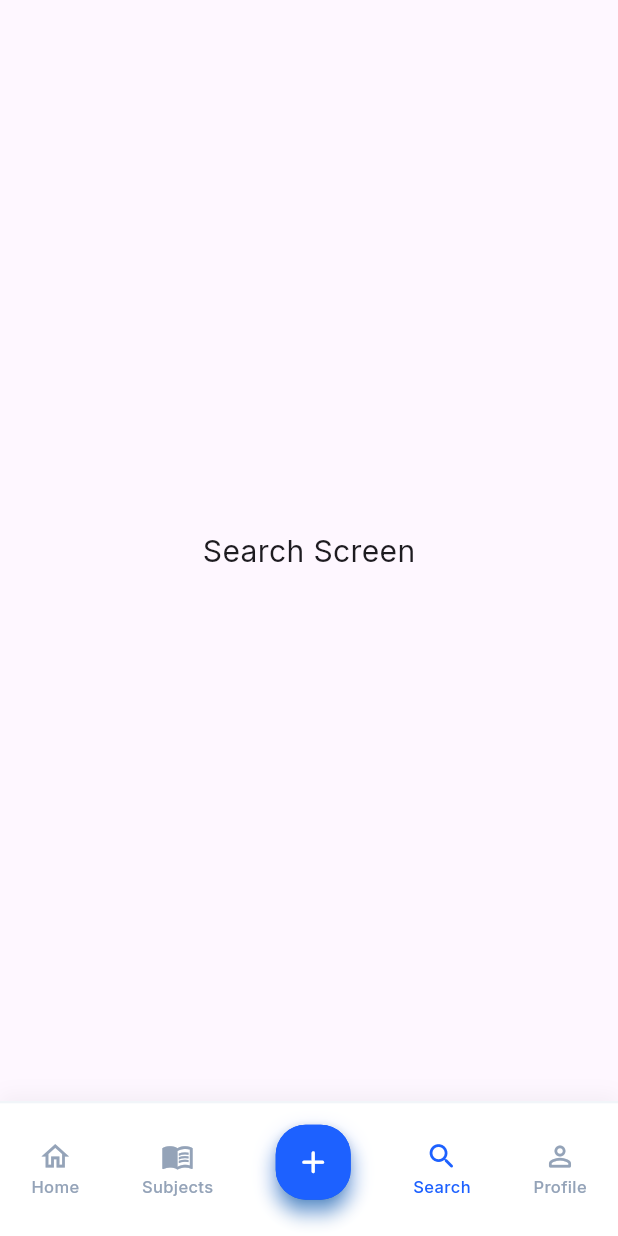
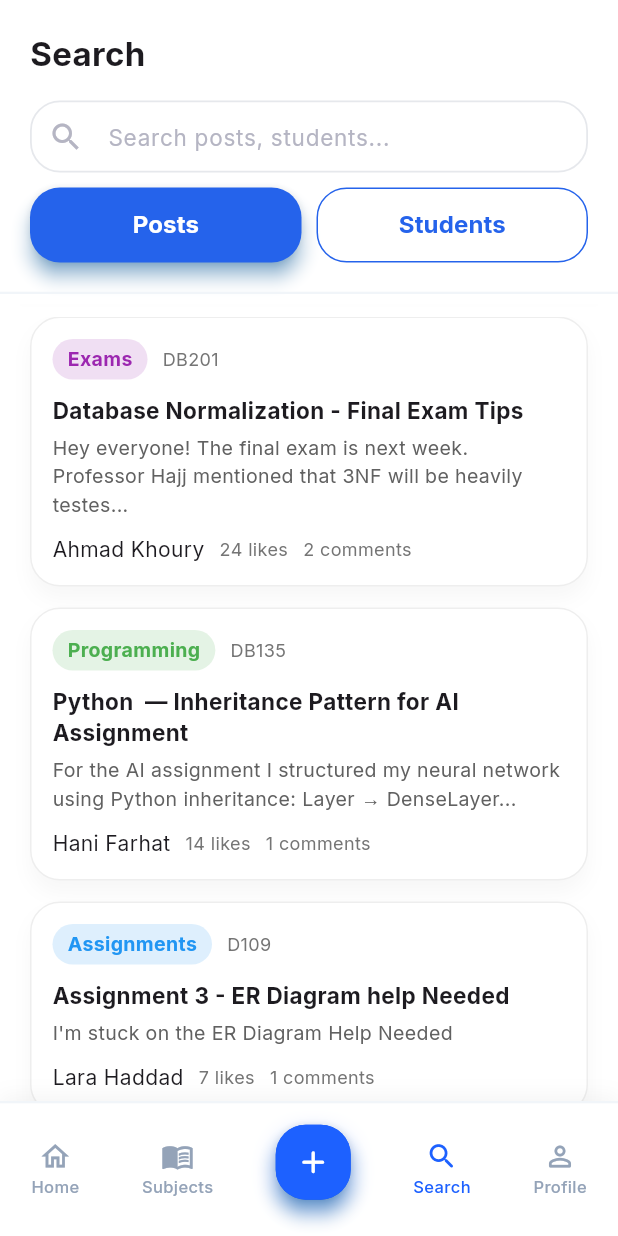
Before and after one commit to NourAlHoudaRifaieh/Uni_Connect, a Flutter app: the MainLayoutScreen screen opened by its route, item 4 of the bottom bar chosen, on a phone screen of 412 x 824 dp. Run offline on Flutter 3.47's test engine with Material 3 defaults, Android fonts, the light colour scheme and no system bars; our stand-ins replace cloud_firestore, firebase_auth, firebase_core, go_router, google_fonts, lottie; accounts and stored records are empty.

Commit message:
created search screen witj custom search post card

```diff
--- a/lib/core/widgets/custom_elevated_button.dart
+++ b/lib/core/widgets/custom_elevated_button.dart
@@ -12,6 +12,7 @@ class CustomElevatedButton extends StatelessWidget{
   final Color textColor;
   final double height;
   final double borderRadius;
+  final bool? selected;
 
   const CustomElevatedButton({
     super.key,
@@ -23,6 +24,7 @@ class CustomElevatedButton extends StatelessWidget{
     this.textColor= Colors.white,
     this.height= 50.0,
     this.borderRadius= 20.0,
+    this.selected,
   });
 
   @override
--- a/lib/core/widgets/main_layout_screen.dart
+++ b/lib/core/widgets/main_layout_screen.dart
@@ -2,6 +2,7 @@ import 'package:flutter/material.dart';
 import 'package:uni_connect/core/widgets/custom_bottom_nav_bar.dart';
 import 'package:uni_connect/features/feed/presentation/home_screen.dart';
 import 'package:google_fonts/google_fonts.dart';
+import 'package:uni_connect/features/feed/presentation/search_screen.dart';
 import 'package:uni_connect/features/feed/presentation/subject_screen.dart';
 
 class MainLayoutScreen extends StatefulWidget{
@@ -25,13 +26,14 @@ class _MainLayoutScreenState extends State <MainLayoutScreen>{
     //     ),
     //   ),
     // ),
-    Center(
-      child: Text('Search Screen',
-        style: GoogleFonts.inter(
-          fontSize:20,
-        ),
-      ),
-    ),
+    SearchScreen(),
+    // Center(
+    //   child: Text('Search Screen',
+    //     style: GoogleFonts.inter(
+    //       fontSize:20,
+    //     ),
+    //   ),
+    // ),
     Center(
       child: Text('Profile Screen',
         style: GoogleFonts.inter(
--- a/lib/features/feed/presentation/home_screen.dart
+++ b/lib/features/feed/presentation/home_screen.dart
@@ -70,7 +70,6 @@ class _HomeScreenState extends State <HomeScreen>{
         subjectCode: 'DB105',
         timeAgo: '1d ago'
     ),
-
   ];
 
 
--- /dev/null
+++ b/lib/features/feed/presentation/search_screen.dart
@@ -0,0 +1,174 @@
+import 'package:flutter/material.dart';
+import 'package:google_fonts/google_fonts.dart';
+import 'package:uni_connect/core/widgets/custom_elevated_button.dart';
+import 'package:uni_connect/core/widgets/custom_form_field.dart';
+import 'package:uni_connect/features/feed/presentation/widgets/seach_post_card.dart';
+
+class SearchScreen extends StatefulWidget{
+  SearchScreen({super.key,});
+
+  @override
+  State<StatefulWidget> createState() {
+    // TODO: implement createState
+    return SearchScreenState();
+  }
+
+}
+class SearchScreenState extends State<SearchScreen>{
+
+  final TextEditingController _searchController = TextEditingController();
+  int _selectedIndex = 0;
+
+  final List<SearchPostCardData> posts =[
+    SearchPostCardData(
+        title: 'Database Normalization - Final Exam Tips',
+        authorName: 'Ahmad Khoury',
+        category: 'Exams',
+        categoryColor: Colors.purple,
+        comments: 2,
+        likes: 24,
+        preview: 'Hey everyone! The final exam is next week. Professor Hajj mentioned that 3NF will be heavily testes...',
+        subjectCode: 'DB201',
+    ),
+    SearchPostCardData(
+        title: 'Python  — Inheritance Pattern for AI Assignment',
+        authorName: 'Hani Farhat',
+        category: 'Programming',
+        categoryColor: Colors.green,
+        comments: 1,
+        likes: 14,
+        preview: 'For the AI assignment I structured my neural network using Python inheritance: Layer → DenseLayer...',
+        subjectCode: 'DB135',
+    ),
+    SearchPostCardData(
+        title: 'Assignment 3 - ER Diagram help Needed',
+        authorName: 'Lara Haddad',
+        category: 'Assignments',
+        categoryColor: Colors.blue,
+        comments: 1,
+        likes: 7,
+        preview: "I'm stuck on the ER Diagram Help Needed",
+        subjectCode: 'D109',
+    ),
+    SearchPostCardData(
+        title: 'Python OOP — Inheritance Pattern for AI Assignment',
+        authorName: 'Rami Farhat',
+        category: 'Programming',
+        categoryColor: Colors.teal,
+        comments: 2,
+        likes: 24,
+        preview: 'For the AI assignment I structured my neural network using Python inheritance: Layer → DenseLayer...',
+        subjectCode: 'DB105',
+    ),
+  ];
+
+  @override
+  void dispose(){
+    _searchController.dispose();
+    super.dispose();
+  }
+
+  @override
+  Widget build(BuildContext context) {
+    // TODO: implement build
+    return Scaffold(
+      backgroundColor: Colors.white,
+      body: SafeArea(
+        child: Column(
+          crossAxisAlignment: CrossAxisAlignment.start,
+          children: [
+            Padding(
+              padding: EdgeInsets.all(20),
+              child: Column(
+                crossAxisAlignment: CrossAxisAlignment.start,
+                children: [
+                  Text('Search',
+                      style: GoogleFonts.inter(fontSize: 22, fontWeight:  FontWeight.bold)
+                  ),
+                  SizedBox(height:10),
+                  CustomFormField(
+                      hint: 'Search posts, students...',
+                      controller: _searchController,
+                      prefixIcon: Icon(Icons.search,
+                          color: Color(0xFFB5B5C3)
+                      ),
+                      validator: (value) => value!.isEmpty ? 'Cannot be empty' : null,
+                  ),
+                  SizedBox(height:10),
+                  Row(
+                    children: [
+                      Expanded(
+                          child: SizedBox(
+                            height:50,
+                            child: CustomElevatedButton(
+                                selected: _selectedIndex==0,
+                                text: 'Posts',
+                                type: _selectedIndex == 0 ? ButtonType.elevated : ButtonType.outlined,
+                                onPressed: (){
+                                  setState(() {
+                                    _selectedIndex =0;
+                                  });
+                                },
+                            ),
+                          ),
+                      ),
+                      SizedBox(width:10),
+                      Expanded(
+                          child: SizedBox(
+                            height:50,
+                            child: CustomElevatedButton(
+                              selected: _selectedIndex==1,
+                              text: 'Students',
+                              type: _selectedIndex == 1 ? ButtonType.elevated : ButtonType.outlined,
+                              onPressed: (){
+                                setState(() {
+                                  _selectedIndex =1;
+                                });
+                              },
+                            ),
+                          ),
+                      ),
+                    ],
+                  ),
+                ],
+              ),
+            ),
+            Container(
+              height: 1,
+              width: double.infinity,
+              decoration: BoxDecoration(
+                border: Border(
+                  bottom: BorderSide(
+                    color: Color(0xFFF1F5F9),
+                    width:1.5,
+                  ),
+                ),
+                color: Colors.white,
+                boxShadow: [
+                  BoxShadow(
+                    color: Colors.black.withOpacity(0.03),
+                    blurRadius: 10,
+                    offset:Offset(0,8),
+                  ),
+                ],
+              ),
+            ),
+            SizedBox(height:15),
+            Expanded(
+              child: ListView.builder(
+                padding: const EdgeInsets.symmetric(horizontal: 20),
+                itemCount: posts.length,
+                itemBuilder: (context, index) {
+                  return SearchPostCard(
+                    data: posts[index],
+                  );
+                },
+              ),
+            ),
+          ],
+        ),
+      ),
+    );
+  }
+
+}
--- a/lib/features/feed/presentation/subject_screen.dart
+++ b/lib/features/feed/presentation/subject_screen.dart
@@ -62,7 +62,7 @@ class SubjectScreen extends StatelessWidget {
                       style: GoogleFonts.inter(fontSize: 22, fontWeight:  FontWeight.bold)
                   ),
                   SizedBox(height:4),
-                  Text('Master 2 . ${subjects.length} subjects enrolled',
+                  Text('Master 2 - ${subjects.length} subjects enrolled',
                     style: GoogleFonts.inter(
                         fontSize: 13, color: Colors.grey.shade600
                     ),
@@ -176,13 +176,13 @@ class SubjectScreen extends StatelessWidget {
                           width:1,
                         ),
                       ),
-                      child: Row(
+                      child: Column(
+                        crossAxisAlignment: CrossAxisAlignment.start,
+                        children: [
+                          Row(
                             children: [
                               Icon(Icons.apartment, color: Color(0xFF2563EB),size:20),
                               SizedBox(width:10),
-                          Column(
-                            crossAxisAlignment: CrossAxisAlignment.start,
-                            children: [
                               Text(
                                 'Academic Group',
                                 style: GoogleFonts.inter(
@@ -191,6 +191,8 @@ class SubjectScreen extends StatelessWidget {
                                   fontSize: 14,
                                 ),
                               ),
+                            ],
+                          ),
                           Text(
                             'Business Administration. Master 2',
                             style: GoogleFonts.inter(
@@ -198,8 +200,6 @@ class SubjectScreen extends StatelessWidget {
                               fontSize: 13,
                               fontWeight: FontWeight.w500,
                             ),
-                              ),
-                            ],
                           ),
                         ],
                       ),
--- /dev/null
+++ b/lib/features/feed/presentation/widgets/seach_post_card.dart
@@ -0,0 +1,117 @@
+import 'package:flutter/material.dart';
+import 'package:google_fonts/google_fonts.dart';
+
+class SearchPostCardData{
+  final String category;
+  final Color categoryColor;
+  final String subjectCode;
+  final String title;
+  final String preview;
+  final String authorName;
+  final int likes;
+  final int comments;
+
+  const SearchPostCardData({
+    required this.category,
+    required this.categoryColor,
+    required this.subjectCode,
+    required this.title,
+    required this.preview,
+    required this.likes,
+    required this.comments,
+    required this.authorName,
+  });
+}
+
+class SearchPostCard extends StatelessWidget {
+  final SearchPostCardData data;
+
+  SearchPostCard({
+    super.key,
+    required this.data,
+  });
+
+  @override
+  Widget build(BuildContext context) {
+    // TODO: implement build
+    return Container(
+      margin: const EdgeInsets.only(bottom:14),
+      padding: const EdgeInsets.all(14),
+      decoration: BoxDecoration(
+        color: Colors.white,
+        borderRadius: BorderRadius.circular(20),
+        border: Border.all(color: Colors.grey.shade200),
+        boxShadow: [
+          BoxShadow(
+            color: Colors.black.withOpacity(0.03),
+            blurRadius: 10,
+            offset:Offset(0,8),
+          ),
+        ],
+      ),
+      child: Column(
+        crossAxisAlignment: CrossAxisAlignment.start,
+        children: [
+          Row(
+            children: [
+              Container(
+                padding: const EdgeInsets.symmetric(horizontal:10, vertical:4),
+                decoration: BoxDecoration(
+                  color: data.categoryColor.withOpacity(0.15),
+                  borderRadius: BorderRadius.circular(20),
+                ),
+                child: Text(
+                  data.category,
+                  style: GoogleFonts.inter(
+                    color: data.categoryColor,
+                    fontWeight: FontWeight.bold,
+                    fontSize:13,
+                  ),
+                ),
+              ),
+              SizedBox(width:10),
+              Text(
+                '${data.subjectCode}',
+                style: GoogleFonts.inter(
+                    fontSize: 12,
+                    color: Colors.grey.shade600
+                ),
+              ),
+            ],
+          ),
+          SizedBox(height:10),
+          Text(data.title,
+            style: GoogleFonts.inter(
+              fontWeight: FontWeight.bold,
+              fontSize: 15
+            ),
+          ),
+          SizedBox(height:5),
+          Text(data.preview,
+            // maxLines:3,
+            // overflow: TextOverflow.ellipsis,
+            style: GoogleFonts.inter(
+              fontSize:13,
+              color: Colors.grey.shade700,
+            ),
+          ),
+          SizedBox(height:10),
+          Row(
+            children: [
+              Text(
+                data.authorName,
+                style: GoogleFonts.inter(
+                    fontSize:14
+                ),
+              ),
+              SizedBox(width:10),
+              Text('${data.likes} likes', style: TextStyle(fontSize:12, color: Colors.grey.shade600)),
+              SizedBox(width:10),
+              Text('${data.comments} comments', style: TextStyle(fontSize:12, color: Colors.grey.shade600)),
+            ],
+          ),
+        ],
+      ),
+    );
+  }
+}
```
Lines whose indentation alone changed are shown as unchanged.
